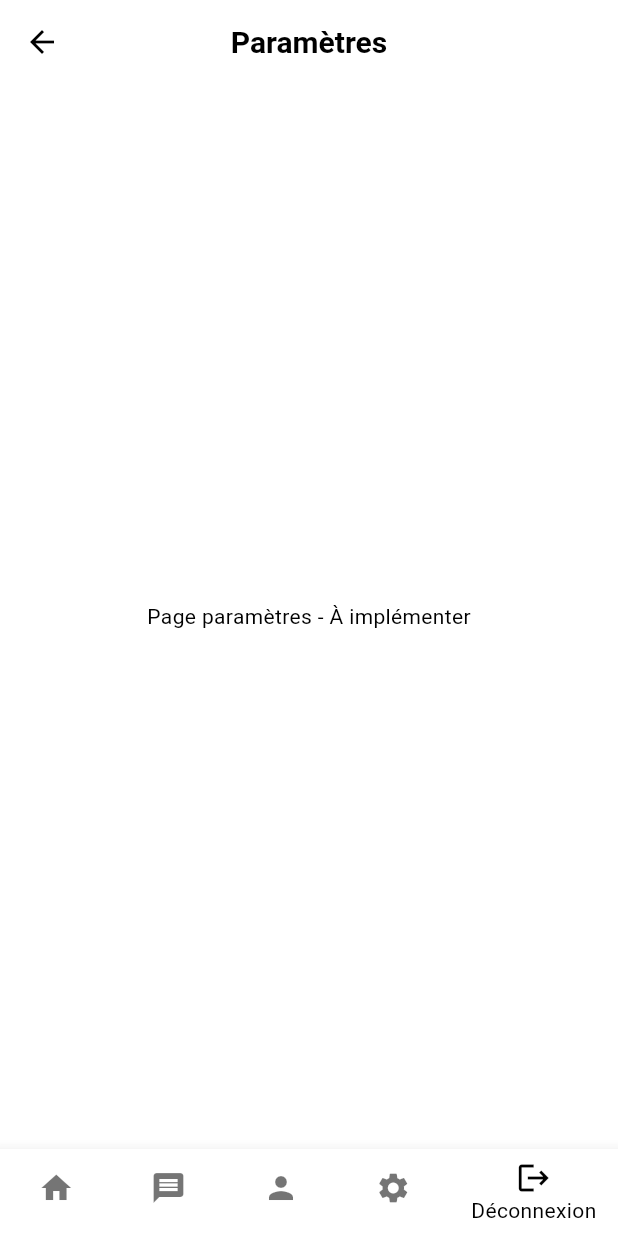
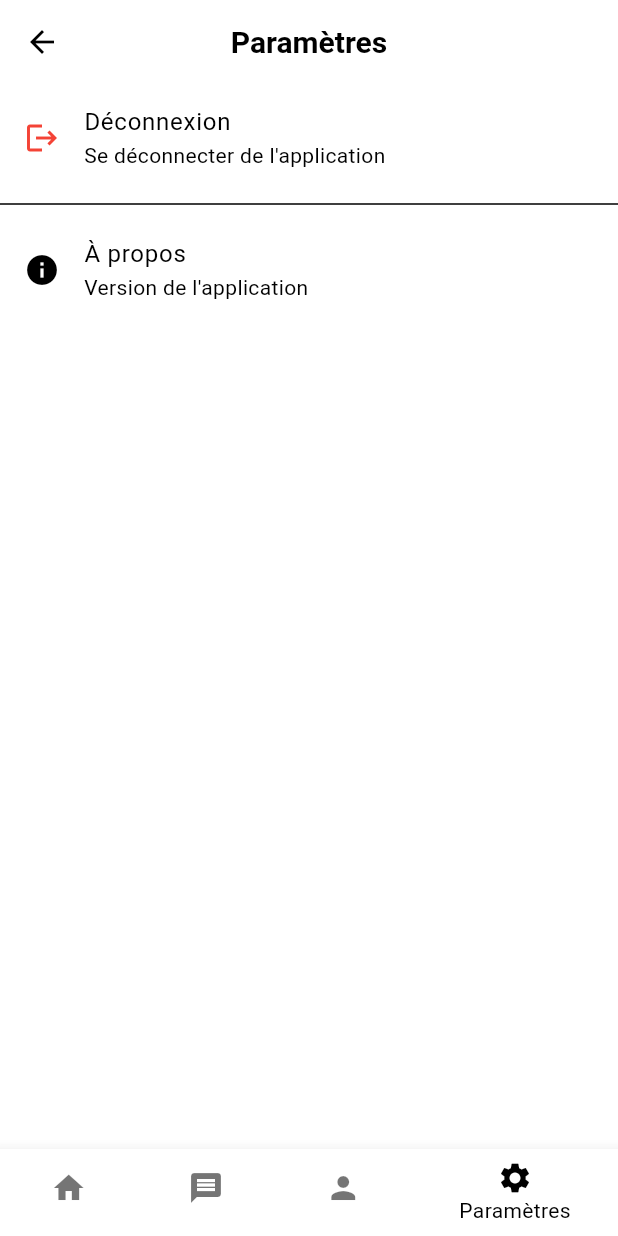
Before and after one commit to ndiougand20-commits/rezo, a Flutter app: the SettingsScreen screen opened by its route, on a phone screen of 412 x 824 dp. Run offline on Flutter 3.47's test engine with Material 3 defaults, Android fonts, the phone set to English and light mode, and no system bars; our stand-ins replace flutter_card_swiper; accounts and stored records are empty; network calls fail.

Commit message:
UI: Déplacement de la déconnexion dans les paramètres
- Suppression de l'icône déconnexion de la bottom navigation bar
- Ajout de l'option 'Déconnexion' dans la page paramètres
- Bottom navigation bar simplifiée : Accueil, Messages, Profil, Paramètres
- Fonctionnalité de déconnexion déplacée dans les paramètres avec icône rouge
- Cohérence de l'interface utilisateur améliorée

```diff
--- a/app/lib/screens/settings_screen.dart
+++ b/app/lib/screens/settings_screen.dart
@@ -1,10 +1,16 @@
 import 'package:flutter/material.dart';
+import 'package:provider/provider.dart';
+import '../providers/auth_provider.dart';
+import '../providers/profile_provider.dart';
 
 class SettingsScreen extends StatelessWidget {
   const SettingsScreen({super.key});
 
   @override
   Widget build(BuildContext context) {
+    final authProvider = Provider.of<AuthProvider>(context);
+    final profileProvider = Provider.of<ProfileProvider>(context);
+
     return Scaffold(
       appBar: AppBar(
         title: const Text('Paramètres'),
@@ -12,11 +18,31 @@ class SettingsScreen extends StatelessWidget {
         elevation: 0,
         foregroundColor: Colors.black,
       ),
-      body: const Center(
-        child: Text('Page paramètres - À implémenter'),
+      body: ListView(
+        children: [
+          ListTile(
+            leading: const Icon(Icons.logout, color: Colors.red),
+            title: const Text('Déconnexion'),
+            subtitle: const Text('Se déconnecter de l\'application'),
+            onTap: () {
+              authProvider.logout();
+              profileProvider.clearProfile();
+              Navigator.of(context).pushReplacementNamed('/login');
+            },
+          ),
+          const Divider(),
+          ListTile(
+            leading: const Icon(Icons.info, color: Colors.black),
+            title: const Text('À propos'),
+            subtitle: const Text('Version de l\'application'),
+            onTap: () {
+              // TODO: Afficher les informations de l'app
+            },
+          ),
+        ],
       ),
       bottomNavigationBar: BottomNavigationBar(
-        currentIndex: 4,
+        currentIndex: 3,
         onTap: (index) {
           switch (index) {
             case 0:
@@ -30,9 +56,6 @@ class SettingsScreen extends StatelessWidget {
               break;
             case 3:
               // Settings - already here
-              break;
-            case 4:
-              // Logout - implement later
               break;
           }
         },
@@ -53,10 +76,6 @@ class SettingsScreen extends StatelessWidget {
             icon: Icon(Icons.settings),
             label: 'Paramètres',
           ),
-          BottomNavigationBarItem(
-            icon: Icon(Icons.logout),
-            label: 'Déconnexion',
-          ),
         ],
       ),
     );
```
Also changed, not shown: app/lib/screens/chat_list_screen.dart (+0 -8 lines), app/lib/screens/chat_screen.dart (+0 -8 lines), app/lib/screens/home_screen.dart (+0 -8 lines), app/lib/screens/profile_screen.dart (+0 -9 lines).
